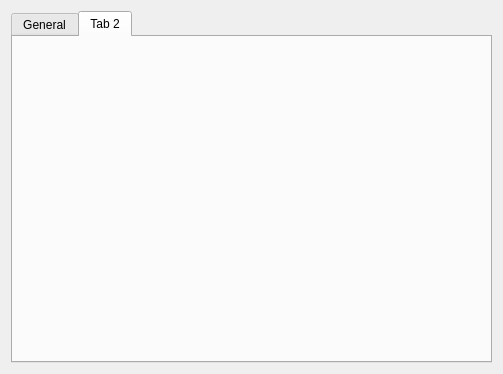
obiwankennedy/cahootseditor, file preferencesdialog.ui: the form before one commit.
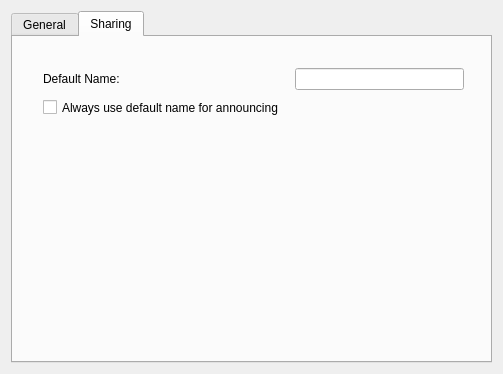
The form after the commit. The open tabs and pages were chosen to show the change.

Commit message: Line wrap fix, added announce dialog for the announcer to choose their displayed name (don't do anything with it yet), and added a default name field to the preferences dialog.

```diff
--- a/preferencesdialog.ui
+++ b/preferencesdialog.ui
@@ -13,8 +13,8 @@
   <property name="windowTitle">
    <string>Dialog</string>
   </property>
-  <layout class="QHBoxLayout" name="horizontalLayout">
-   <item>
+  <layout class="QGridLayout" name="gridLayout">
+   <item row="0" column="0">
     <widget class="QTabWidget" name="tabWidget">
      <property name="currentIndex">
       <number>0</number>
@@ -75,8 +75,56 @@
      </widget>
      <widget class="QWidget" name="tab_2">
       <attribute name="title">
-       <string>Tab 2</string>
+       <string>Sharing</string>
       </attribute>
+      <widget class="QCheckBox" name="checkBox">
+       <property name="geometry">
+        <rect>
+         <x>30</x>
+         <y>60</y>
+         <width>291</width>
+         <height>21</height>
+        </rect>
+       </property>
+       <property name="text">
+        <string>Always use default name for announcing</string>
+       </property>
+      </widget>
+      <widget class="QWidget" name="">
+       <property name="geometry">
+        <rect>
+         <x>30</x>
+         <y>30</y>
+         <width>421</width>
+         <height>24</height>
+        </rect>
+       </property>
+       <layout class="QHBoxLayout" name="horizontalLayout">
+        <item>
+         <widget class="QLabel" name="label_2">
+          <property name="text">
+           <string>Default Name:</string>
+          </property>
+         </widget>
+        </item>
+        <item>
+         <spacer name="horizontalSpacer_2">
+          <property name="orientation">
+           <enum>Qt::Horizontal</enum>
+          </property>
+          <property name="sizeHint" stdset="0">
+           <size>
+            <width>40</width>
+            <height>20</height>
+           </size>
+          </property>
+         </spacer>
+        </item>
+        <item>
+         <widget class="QLineEdit" name="defaultNameLineEdit"/>
+        </item>
+       </layout>
+      </widget>
      </widget>
     </widget>
    </item>
```
Left out of the diff: 23 changed lines with no effect on the pictures. The commit also changes 5 other files.
